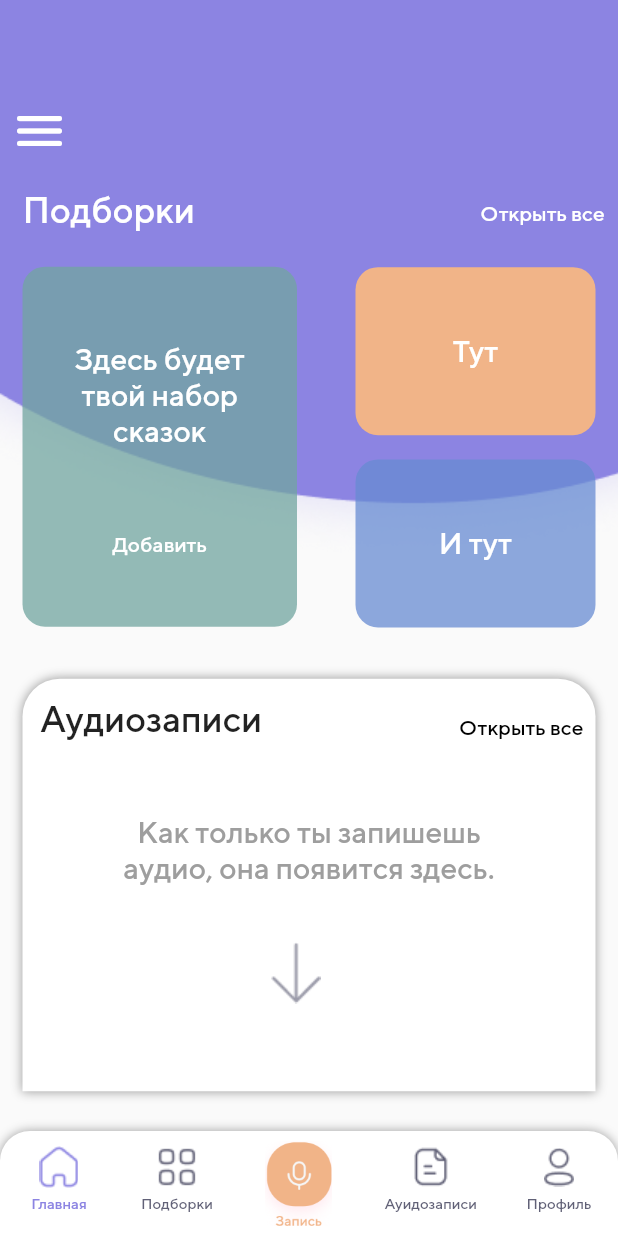
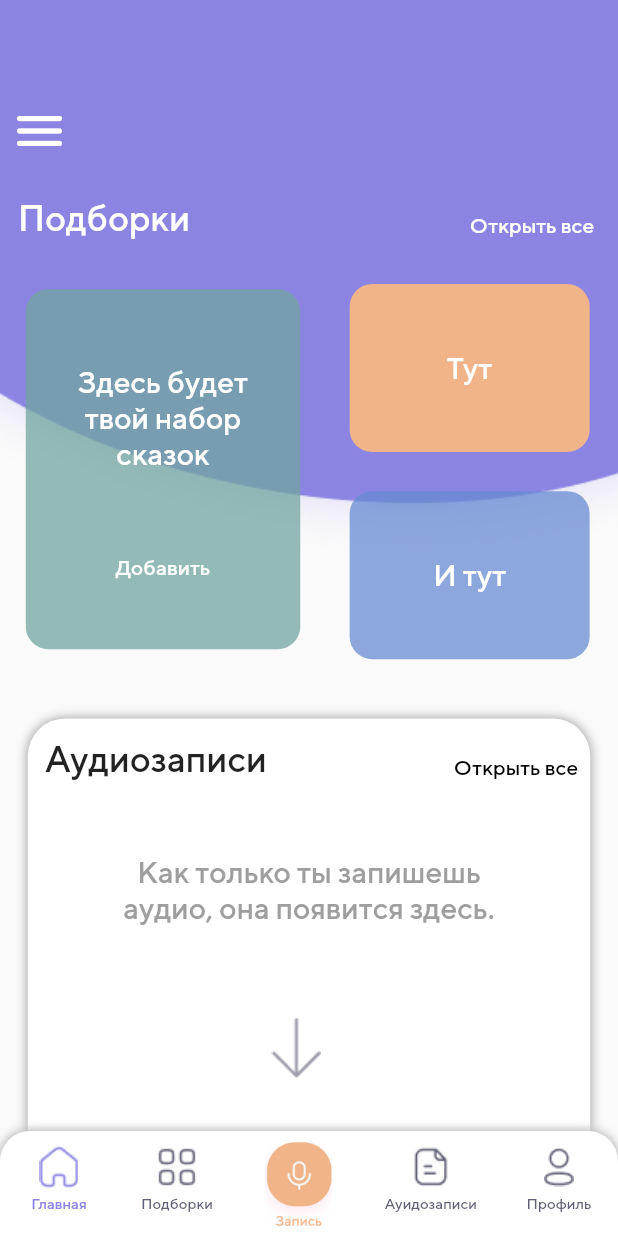
Before and after one commit to Maksymv21/audio_stories, a Flutter app: the MainPage screen opened by its route, on a phone screen of 412 x 824 dp. Run offline on Flutter 3.47's test engine with Material 2 defaults, Android fonts, the phone set to English and light mode, and no system bars; our stand-ins replace bloc, cloud_firestore, equatable, firebase_auth, firebase_core, firebase_storage and 2 more; accounts and stored records are empty.

Commit message:
broken button fix OpenAllButton

```diff
--- a/lib/main.dart
+++ b/lib/main.dart
@@ -6,7 +6,7 @@ import 'package:audio_stories/pages/main_pages/main_page/main_page.dart';
 import 'package:audio_stories/pages/splash_pages/splash_page/splash_page.dart';
 import 'package:audio_stories/pages/auth_pages/auth_provider/auth_provider.dart';
 import 'package:audio_stories/pages/auth_pages/auth_repository/auth_repository.dart';
-import 'package:audio_stories/resources/utils.dart';
+import 'package:audio_stories/utils/utils.dart';
 import 'package:firebase_auth/firebase_auth.dart';
 import 'package:firebase_core/firebase_core.dart';
 import 'package:flutter/material.dart';
--- a/lib/pages/auth_pages/auth_page/auth_page.dart
+++ b/lib/pages/auth_pages/auth_page/auth_page.dart
@@ -5,7 +5,7 @@ import 'package:audio_stories/pages/main_pages/main_page/main_page.dart';
 import 'package:audio_stories/pages/auth_pages/registration_page/registration_page.dart';
 import 'package:audio_stories/pages/main_pages/models/model_user.dart';
 import 'package:audio_stories/pages/splash_pages/splash_glad_page/splash_glad_page.dart';
-import 'package:audio_stories/resources/utils.dart';
+import 'package:audio_stories/utils/utils.dart';
 import 'package:audio_stories/utils/database.dart';
 import 'package:firebase_auth/firebase_auth.dart';
 import 'package:flutter/material.dart';
--- a/lib/pages/home_pages/home_page/home_page.dart
+++ b/lib/pages/home_pages/home_page/home_page.dart
@@ -1,12 +1,8 @@
-import 'package:audio_stories/pages/audio_pages/audio_page/audio_page.dart';
 import 'package:audio_stories/pages/home_pages/home_widgets/open_all_button.dart';
-import 'package:audio_stories/pages/main_pages/main_blocs/color_icon_bloc/color_icon_bloc.dart';
-import 'package:audio_stories/resources/utils.dart';
 import 'package:audio_stories/widgets/background.dart';
 import 'package:audio_stories/resources/app_icons.dart';
 import 'package:audio_stories/pages/main_pages/main_widgets/button_menu.dart';
 import 'package:flutter/material.dart';
-import 'package:provider/src/provider.dart';
 
 class HomePage extends StatelessWidget {
   static const routName = '/home';
@@ -15,19 +11,24 @@ class HomePage extends StatelessWidget {
 
   @override
   Widget build(BuildContext context) {
-    return Column(
+    return Stack(
       children: [
+        Column(
+          children: const [
             Background(
               height: 375.0,
               image: AppIcons.up,
-          child: Stack(
-            children: [
-              const Align(
+              child: Align(
                 alignment: AlignmentDirectional(-1.1, -0.7),
                 child: ButtonMenu(),
               ),
+            ),
+          ],
+        ),
+        Stack(
+          children: [
             const Align(
-                alignment: AlignmentDirectional(-1.0, -0.3),
+              alignment: AlignmentDirectional(-0.92, -0.64),
               child: Text(
                 'Подборки',
                 style: TextStyle(
@@ -37,13 +38,13 @@ class HomePage extends StatelessWidget {
               ),
             ),
             const Align(
-                alignment: AlignmentDirectional(1.1, -0.3),
+              alignment: AlignmentDirectional(0.95, -0.64),
               child: OpenAllButton(
                 color: Colors.white,
               ),
             ),
             Align(
-                alignment: const AlignmentDirectional(-1.0, 2.1),
+              alignment: const AlignmentDirectional(-0.85, -0.25),
               child: Container(
                 decoration: BoxDecoration(
                   borderRadius: BorderRadius.circular(15.0),
@@ -86,7 +87,7 @@ class HomePage extends StatelessWidget {
               ),
             ),
             Align(
-                alignment: const AlignmentDirectional(1.0, 0.4),
+              alignment: const AlignmentDirectional(0.85, -0.41),
               child: Container(
                 decoration: BoxDecoration(
                   borderRadius: BorderRadius.circular(15.0),
@@ -106,7 +107,7 @@ class HomePage extends StatelessWidget {
               ),
             ),
             Align(
-                alignment: const AlignmentDirectional(1.0, 1.5),
+              alignment: const AlignmentDirectional(0.85, 0.02),
               child: Container(
                 decoration: BoxDecoration(
                   borderRadius: BorderRadius.circular(15.0),
@@ -127,9 +128,9 @@ class HomePage extends StatelessWidget {
               ),
             ),
             Align(
-                alignment: const AlignmentDirectional(0.0, 11.5),
+              alignment: const AlignmentDirectional(0.0, 1.0),
               child: Container(
-                  width: 404.0,
+                width: 375.0,
                 height: 275.0,
                 decoration: const BoxDecoration(
                   boxShadow: [
@@ -172,7 +173,7 @@ class HomePage extends StatelessWidget {
                       ),
                     ),
                     Align(
-                        alignment: const AlignmentDirectional(-0.05, 0.5),
+                      alignment: const AlignmentDirectional(-0.05, 0.7),
                       child: Image(
                         image: Image.asset(AppIcons.arrow).image,
                       ),
@@ -181,14 +182,7 @@ class HomePage extends StatelessWidget {
                 ),
               ),
             ),
-              // const Align(
-              //   alignment: AlignmentDirectional(1.0, 2.0),
-              //   child: OpenAllButton(
-              //     color: Colors.black,
-              //   ),
-              // ),
           ],
-          ),
         ),
       ],
     );
--- a/lib/pages/home_pages/home_widgets/open_all_button.dart
+++ b/lib/pages/home_pages/home_widgets/open_all_button.dart
@@ -1,7 +1,7 @@
 import 'package:audio_stories/pages/audio_pages/audio_page/audio_page.dart';
 import 'package:audio_stories/pages/main_pages/main_blocs/color_icon_bloc/color_icon_bloc.dart';
 import 'package:audio_stories/resources/app_color.dart';
-import 'package:audio_stories/resources/utils.dart';
+import 'package:audio_stories/utils/utils.dart';
 import 'package:flutter/material.dart';
 import 'package:flutter_bloc/flutter_bloc.dart';
 
--- a/lib/pages/main_pages/main_page/main_page.dart
+++ b/lib/pages/main_pages/main_page/main_page.dart
@@ -9,7 +9,7 @@ import 'package:audio_stories/pages/recently_deleted_pages/recently_deleted_page
 import 'package:audio_stories/pages/search_pages/search_page/search_page.dart';
 import 'package:audio_stories/pages/subscription_pages/subscription_page/subscription_page.dart';
 import 'package:audio_stories/resources/app_color.dart';
-import 'package:audio_stories/resources/utils.dart';
+import 'package:audio_stories/utils/utils.dart';
 import 'package:audio_stories/pages/main_pages/main_widgets/drawer.dart';
 import 'package:audio_stories/pages/main_pages/main_widgets/navigation_bar.dart';
 import 'package:flutter/material.dart';
--- a/lib/pages/main_pages/main_widgets/drawer.dart
+++ b/lib/pages/main_pages/main_widgets/drawer.dart
@@ -6,7 +6,7 @@ import 'package:audio_stories/pages/profile_pages/profile_page/profile_page.dart
 import 'package:audio_stories/pages/recently_deleted_pages/recently_deleted_page/recently_deleted_page.dart';
 import 'package:audio_stories/pages/search_pages/search_page/search_page.dart';
 import 'package:audio_stories/pages/subscription_pages/subscription_page/subscription_page.dart';
-import 'package:audio_stories/resources/utils.dart';
+import 'package:audio_stories/utils/utils.dart';
 import 'package:audio_stories/pages/main_pages/main_widgets/burger_button.dart';
 import 'package:audio_stories/resources/app_icons.dart';
 import 'package:flutter/material.dart';
--- a/lib/pages/main_pages/main_widgets/navigation_bar.dart
+++ b/lib/pages/main_pages/main_widgets/navigation_bar.dart
@@ -6,7 +6,7 @@ import 'package:audio_stories/pages/main_pages/main_page/main_page.dart';
 import 'package:audio_stories/pages/profile_pages/profile_page/profile_page.dart';
 import 'package:audio_stories/resources/app_icons.dart';
 import 'package:audio_stories/pages/main_pages/main_widgets/foot_button.dart';
-import 'package:audio_stories/resources/utils.dart';
+import 'package:audio_stories/utils/utils.dart';
 import 'package:firebase_auth/firebase_auth.dart';
 import 'package:flutter/material.dart';
 import 'package:flutter_bloc/flutter_bloc.dart';
--- a/lib/pages/welcome_pages/welcome_page/welcome_page.dart
+++ b/lib/pages/welcome_pages/welcome_page/welcome_page.dart
@@ -5,7 +5,7 @@ import 'package:audio_stories/pages/auth_pages/auth_repository/auth_repository.d
 import 'package:audio_stories/widgets/background.dart';
 import 'package:audio_stories/widgets/continue_button.dart';
 import 'package:audio_stories/resources/app_icons.dart';
-import 'package:audio_stories/resources/utils.dart';
+import 'package:audio_stories/utils/utils.dart';
 import 'package:firebase_auth/firebase_auth.dart';
 import 'package:flutter/material.dart';
 import 'package:flutter_bloc/flutter_bloc.dart';
```
Also changed, not shown: lib/pages/main_pages/models/model_user.dart (+6 -15 lines), lib/pages/profile_pages/profile_page/edit_profile_page.dart (+11 -8 lines), lib/pages/profile_pages/profile_page/profile_page.dart (+6 -22 lines), assets/images/owl.jpg (deleted), lib/utils/utils.dart (renamed from lib/resources/utils.dart). Lines whose indentation alone changed are shown as unchanged.
